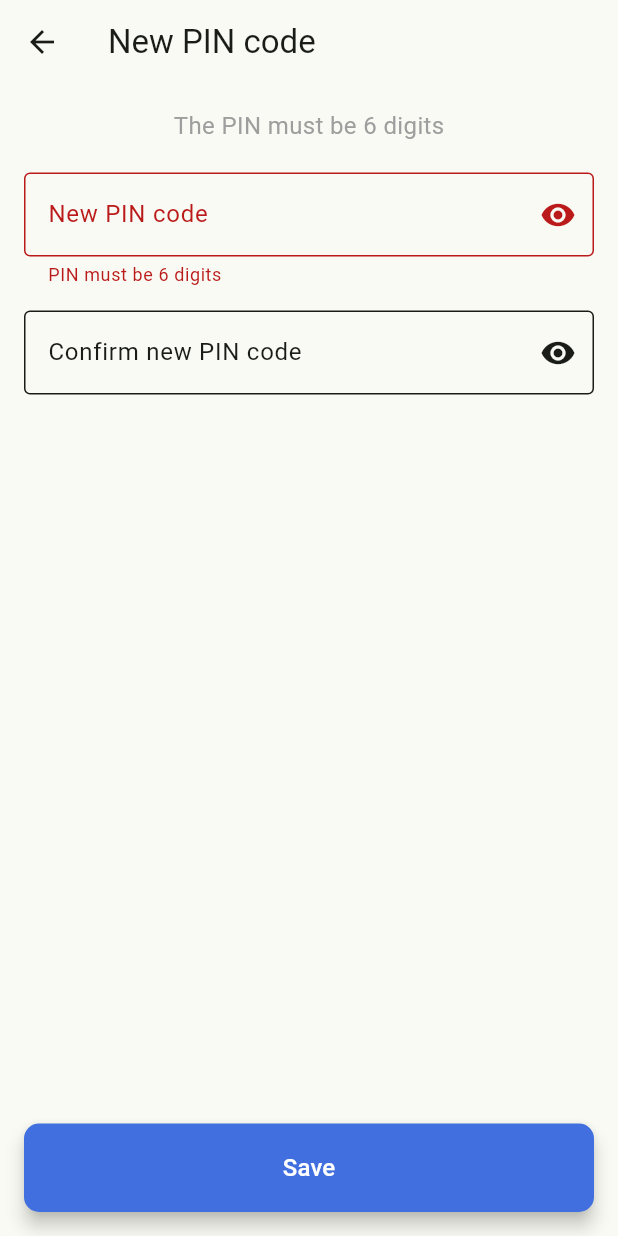
After one commit to Jakarta1337/flutter_application_1, a Flutter app: the NewPinCodeVerificationScreen screen opened directly, after a tap on "Save", on a phone screen of 412 x 824 dp. The commit adds this screen. Run offline on Flutter 3.47's test engine with Material 3 defaults, Android fonts, the phone set to English and light mode, and no system bars; our stand-ins replace dotted_border, icons_plus, image_picker, shared_preferences; accounts and stored records are empty.

Commit message:
fix pin code pages bugs

```diff
--- /dev/null
+++ b/lib/screens/profile/newPinCode_screen.dart
@@ -0,0 +1,159 @@
+import 'package:flutter/material.dart';
+import 'package:flutter/services.dart';
+import 'package:login_signup/screens/profile/settings_screen.dart';
+
+class NewPinCodeVerificationScreen extends StatefulWidget {
+  const NewPinCodeVerificationScreen({Key? key}) : super(key: key);
+
+  @override
+  State<NewPinCodeVerificationScreen> createState() =>
+      _NewPinCodeVerificationScreenState();
+}
+
+class _NewPinCodeVerificationScreenState
+    extends State<NewPinCodeVerificationScreen> {
+  final TextEditingController _newPinController = TextEditingController();
+  final TextEditingController _confirmPinController = TextEditingController();
+
+  String? _newPinError;
+  String? _confirmPinError;
+
+  bool _obscureNewPin = true;
+  bool _obscureConfirmPin = true;
+  bool _isLoading = false;
+
+  void _saveNewPin() async {
+    final newPin = _newPinController.text;
+    final confirmPin = _confirmPinController.text;
+
+    setState(() {
+      _newPinError = null;
+      _confirmPinError = null;
+    });
+
+    if (newPin.isEmpty || newPin.length < 6) {
+      setState(() {
+        _newPinError = 'PIN must be 6 digits';
+      });
+      return;
+    }
+
+    if (confirmPin != newPin) {
+      setState(() {
+        _confirmPinError = 'PINs do not match';
+      });
+      return;
+    }
+
+    setState(() {
+      _isLoading = true;
+    });
+
+    await Future.delayed(const Duration(seconds: 1));
+
+    Navigator.pushReplacement(
+      context,
+      MaterialPageRoute(builder: (context) => const SettingsScreen()),
+    );
+  }
+
+  @override
+  void dispose() {
+    _newPinController.dispose();
+    _confirmPinController.dispose();
+    super.dispose();
+  }
+
+  @override
+  Widget build(BuildContext context) {
+    return Scaffold(
+      appBar: AppBar(title: const Text('New PIN code')),
+      body:
+          _isLoading
+              ? const Center(child: CircularProgressIndicator())
+              : Padding(
+                padding: const EdgeInsets.all(16.0),
+                child: Column(
+                  children: [
+                    const Text(
+                      'The PIN must be 6 digits',
+                      style: TextStyle(fontSize: 16, color: Colors.grey),
+                    ),
+
+                    const SizedBox(height: 20),
+                    TextField(
+                      controller: _newPinController,
+                      obscureText: _obscureNewPin,
+                      keyboardType: TextInputType.number,
+                      maxLength: 6,
+                      inputFormatters: [
+                        FilteringTextInputFormatter.digitsOnly,
+                        LengthLimitingTextInputFormatter(6),
+                      ],
+                      decoration: InputDecoration(
+                        labelText: 'New PIN code',
+                        border: const OutlineInputBorder(),
+                        errorText: _newPinError,
+                        counterText: '',
+                        suffixIcon: IconButton(
+                          icon: Icon(
+                            _obscureNewPin
+                                ? Icons.visibility
+                                : Icons.visibility_off,
+                          ),
+                          onPressed: () {
+                            setState(() {
+                              _obscureNewPin = !_obscureNewPin;
+                            });
+                          },
+                        ),
+                      ),
+                    ),
+
+                    const SizedBox(height: 16),
+                    TextField(
+                      controller: _confirmPinController,
+                      obscureText: _obscureConfirmPin,
+                      keyboardType: TextInputType.number,
+                      maxLength: 6,
+                      inputFormatters: [
+                        FilteringTextInputFormatter.digitsOnly,
+                        LengthLimitingTextInputFormatter(6),
+                      ],
+                      decoration: InputDecoration(
+                        labelText: 'Confirm new PIN code',
+                        border: const OutlineInputBorder(),
+                        errorText: _confirmPinError,
+                        counterText: '',
+                        suffixIcon: IconButton(
+                          icon: Icon(
+                            _obscureConfirmPin
+                                ? Icons.visibility
+                                : Icons.visibility_off,
+                          ),
+                          onPressed: () {
+                            setState(() {
+                              _obscureConfirmPin = !_obscureConfirmPin;
+                            });
+                          },
+                        ),
+                      ),
+                    ),
+
+                    const Spacer(),
+                    ElevatedButton(
+                      onPressed: _saveNewPin,
+                      style: ElevatedButton.styleFrom(
+                        minimumSize: const Size.fromHeight(50),
+                        shape: RoundedRectangleBorder(
+                          borderRadius: BorderRadius.circular(10),
+                        ),
+                      ),
+                      child: const Text('Save', style: TextStyle(fontSize: 16)),
+                    ),
+                  ],
+                ),
+              ),
+    );
+  }
+}
--- a/lib/screens/profile/profile_screen.dart
+++ b/lib/screens/profile/profile_screen.dart
@@ -20,7 +20,7 @@ class _ProfilePageState extends State<ProfilePage> {
     'firstName': 'Zakaria',
     'lastName': 'El idrissi',
     'email': 'zakaria@admin.com',
-    'phone': '+212 641498334',
+    'phone': '+212641498334',
     'job': 'Front-end & Flutter Developer',
     'cin': 'AB123456',
     'bio':
```
Also changed, not shown: lib/screens/profile/editProfile_screen.dart (+0 -23 lines), lib/screens/profile/pinCode_screen.dart (added, +154 -0 lines), lib/screens/profile/settings_screen.dart (+4 -7 lines).
